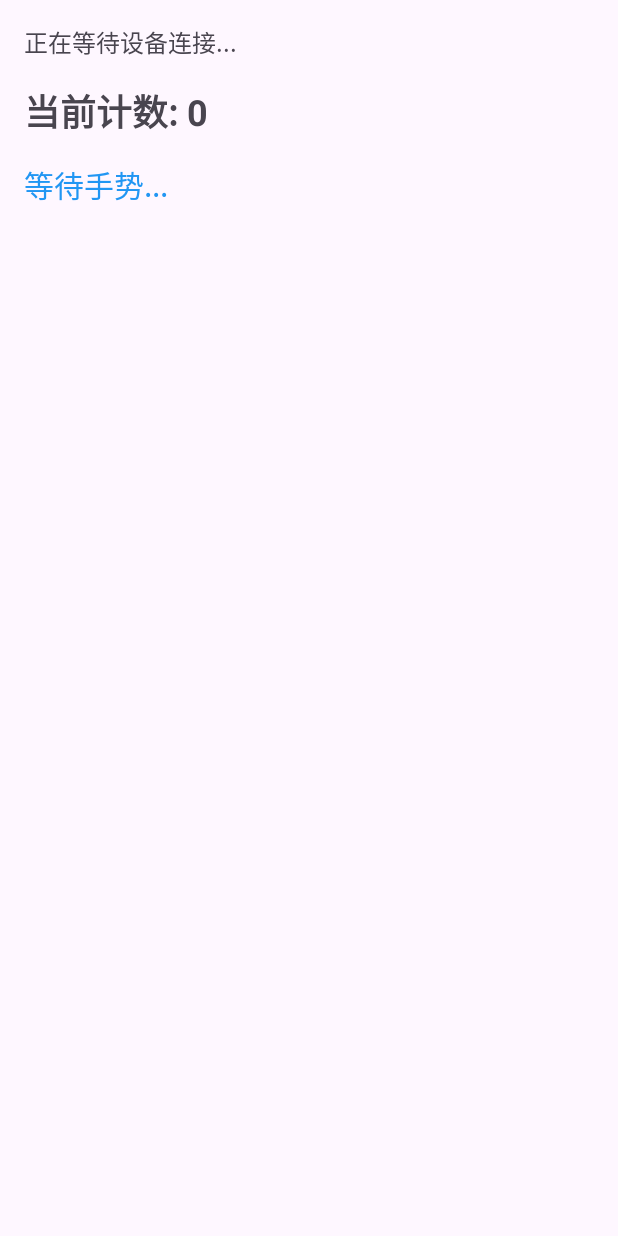
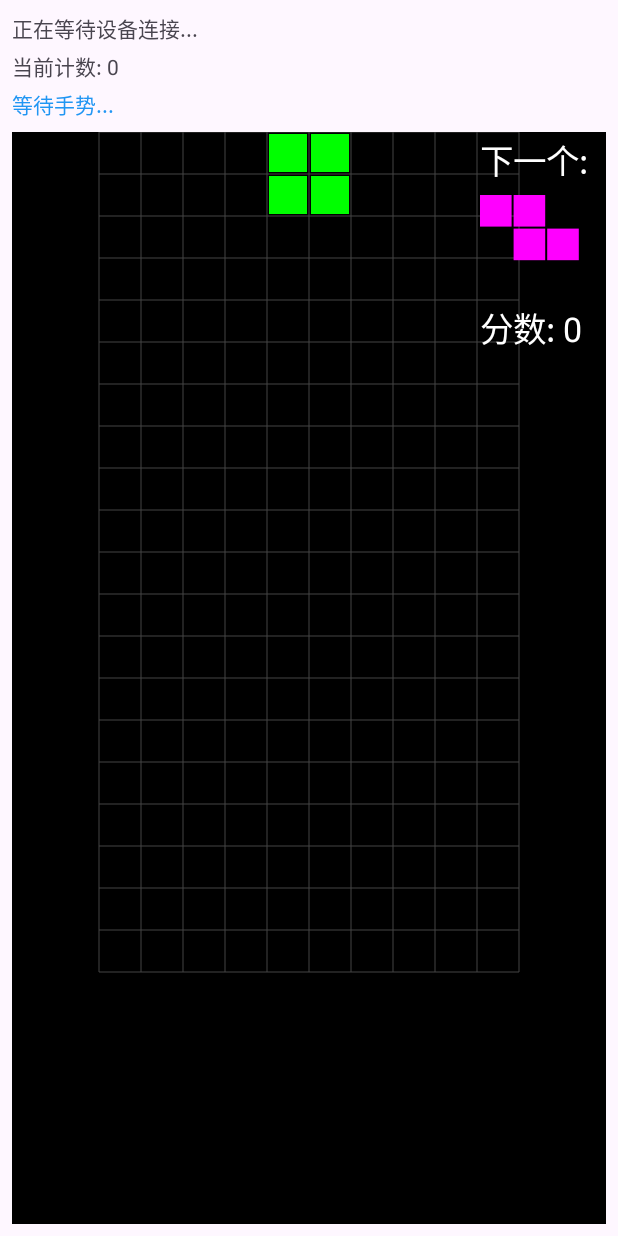
Before and after one commit to wangyendt/MicroHandGestureCollectorIWatch, an Android app: the screen it shows after launch (MainActivity), on a phone screen of 412 x 824 dp. Run offline under Robolectric (Android 15) with nearby library versions, the phone set to English and light mode, and no system bars.

Commit message:
手表控制手机玩俄罗斯方块

```diff
--- /dev/null
+++ b/android/app/src/main/java/com/wayne/android/tetris/TetrisGame.java
@@ -0,0 +1,220 @@
+package com.wayne.android.tetris;
+
+import android.graphics.Color;
+import java.util.Random;
+
+public class TetrisGame {
+    public static final int ROWS = 20;
+    public static final int COLS = 10;
+    private static final int BLOCK_SIZE = 30;
+
+    // 方块形状定义
+    private static final int[][][] SHAPES = {
+        // I
+        {{1,1,1,1}},
+        // L
+        {{1,0}, {1,0}, {1,1}},
+        // J
+        {{0,1}, {0,1}, {1,1}},
+        // O
+        {{1,1}, {1,1}},
+        // S
+        {{0,1,1}, {1,1,0}},
+        // Z
+        {{1,1,0}, {0,1,1}},
+        // T
+        {{1,1,1}, {0,1,0}}
+    };
+
+    // 方块颜色
+    private static final int[] COLORS = {
+        Color.CYAN,    // I
+        Color.BLUE,    // L
+        Color.YELLOW,  // J
+        Color.GREEN,   // O
+        Color.RED,     // S
+        Color.MAGENTA, // Z
+        Color.rgb(255, 165, 0)  // T - Orange
+    };
+
+    private int[][] board;
+    private int[][] currentShape;
+    private int currentColor;
+    private int nextShapeIndex;
+    private int nextColor;
+    private int currentRow;
+    private int currentCol;
+    private int score;
+    private boolean isGameOver;
+    private Random random;
+
+    public TetrisGame() {
+        board = new int[ROWS][COLS];
+        random = new Random();
+        score = 0;
+        isGameOver = false;
+        prepareNextShape();
+        spawnNewShape();
+    }
+
+    private void prepareNextShape() {
+        nextShapeIndex = random.nextInt(SHAPES.length);
+        nextColor = COLORS[nextShapeIndex];
+    }
+
+    public void spawnNewShape() {
+        currentShape = SHAPES[nextShapeIndex];
+        currentColor = nextColor;
+        currentRow = 0;
+        currentCol = COLS/2 - currentShape[0].length/2;
+
+        if (!canMove(currentRow, currentCol)) {
+            isGameOver = true;
+        }
+
+        prepareNextShape();
+    }
+
+    public boolean moveLeft() {
+        if (canMove(currentRow, currentCol - 1)) {
+            currentCol--;
+            return true;
+        }
+        return false;
+    }
+
+    public boolean moveRight() {
+        if (canMove(currentRow, currentCol + 1)) {
+            currentCol++;
+            return true;
+        }
+        return false;
+    }
+
+    public boolean moveDown() {
+        if (canMove(currentRow + 1, currentCol)) {
+            currentRow++;
+            return true;
+        }
+
+        // 如果不能下移，则固定当前方块
+        freezeShape();
+        clearLines();
+        spawnNewShape();
+        return false;
+    }
+
+    public void rotate() {
+        int[][] rotated = new int[currentShape[0].length][currentShape.length];
+        for (int i = 0; i < currentShape.length; i++) {
+            for (int j = 0; j < currentShape[0].length; j++) {
+                rotated[j][currentShape.length-1-i] = currentShape[i][j];
+            }
+        }
+
+        if (canPlaceShape(rotated, currentRow, currentCol)) {
+            currentShape = rotated;
+        }
+    }
+
+    private boolean canMove(int newRow, int newCol) {
+        return canPlaceShape(currentShape, newRow, newCol);
+    }
+
+    private boolean canPlaceShape(int[][] shape, int row, int col) {
+        for (int i = 0; i < shape.length; i++) {
+            for (int j = 0; j < shape[0].length; j++) {
+                if (shape[i][j] == 0) continue;
+
+                int boardRow = row + i;
+                int boardCol = col + j;
+
+                if (boardRow < 0 || boardRow >= ROWS ||
+                    boardCol < 0 || boardCol >= COLS ||
+                    board[boardRow][boardCol] != 0) {
+                    return false;
+                }
+            }
+        }
+        return true;
+    }
+
+    private void freezeShape() {
+        for (int i = 0; i < currentShape.length; i++) {
+            for (int j = 0; j < currentShape[0].length; j++) {
+                if (currentShape[i][j] == 1) {
+                    board[currentRow + i][currentCol + j] = currentColor;
+                }
+            }
+        }
+    }
+
+    private void clearLines() {
+        int linesCleared = 0;
+
+        for (int i = ROWS - 1; i >= 0; i--) {
+            boolean isLineFull = true;
+            for (int j = 0; j < COLS; j++) {
+                if (board[i][j] == 0) {
+                    isLineFull = false;
+                    break;
+                }
+            }
+
+            if (isLineFull) {
+                linesCleared++;
+                // 移动所有行下来
+                for (int k = i; k > 0; k--) {
+                    System.arraycopy(board[k-1], 0, board[k], 0, COLS);
+                }
+                // 清空顶行
+                for (int j = 0; j < COLS; j++) {
+                    board[0][j] = 0;
+                }
+                i++; // 重新检查当前行，因为上面的行已经下移
+            }
+        }
+
+        // 更新分数
+        if (linesCleared > 0) {
+            score += Math.pow(2, linesCleared - 1) * 100; // 1行100分，2行200分，3行400分，4行800分
+        }
+    }
+
+    // Getters
+    public int[][] getBoard() {
+        return board;
+    }
+
+    public int[][] getCurrentShape() {
+        return currentShape;
+    }
+
+    public int getCurrentColor() {
+        return currentColor;
+    }
+
+    public int getCurrentRow() {
+        return currentRow;
+    }
+
+    public int getCurrentCol() {
+        return currentCol;
+    }
+
+    public int getScore() {
+        return score;
+    }
+
+    public boolean isGameOver() {
+        return isGameOver;
+    }
+
+    public int[][] getNextShape() {
+        return SHAPES[nextShapeIndex];
+    }
+
+    public int getNextColor() {
+        return nextColor;
+    }
+}
--- /dev/null
+++ b/android/app/src/main/java/com/wayne/android/tetris/TetrisView.java
@@ -0,0 +1,193 @@
+package com.wayne.android.tetris;
+
+import android.content.Context;
+import android.graphics.Canvas;
+import android.graphics.Color;
+import android.graphics.Paint;
+import android.graphics.RectF;
+import android.view.View;
+import android.util.DisplayMetrics;
+import android.view.WindowManager;
+
+public class TetrisView extends View {
+    private final Paint paint;
+    private TetrisGame game;
+    private int blockSize;
+    private static final int PADDING = 2;
+
+    public TetrisView(Context context) {
+        super(context);
+        paint = new Paint();
+        paint.setStyle(Paint.Style.FILL);
+
+        // 计算合适的方块大小
+        WindowManager wm = (WindowManager) context.getSystemService(Context.WINDOW_SERVICE);
+        DisplayMetrics metrics = new DisplayMetrics();
+        wm.getDefaultDisplay().getMetrics(metrics);
+
+        // 计算方块大小：使用屏幕的最大可用空间
+        int screenWidth = metrics.widthPixels;
+        int screenHeight = metrics.heightPixels;
+
+        // 计算基于宽度的块大小（使用98%的屏幕宽度）
+        int blockSizeFromWidth = (int) ((screenWidth * 0.98) / (TetrisGame.COLS + 4));
+        // 计算基于高度的块大小（使用95%的屏幕高度）
+        int blockSizeFromHeight = (int) ((screenHeight * 0.95) / TetrisGame.ROWS);
+
+        // 使用较大的值以确保游戏区域足够大
+        blockSize = Math.max(blockSizeFromWidth, blockSizeFromHeight);
+
+        // 确保块大小不小于最小值
+        blockSize = Math.max(blockSize, 50);
+
+        // 如果计算出的总宽度超过屏幕，则按比例缩小
+        int totalWidth = (TetrisGame.COLS + 4) * blockSize;
+        if (totalWidth > screenWidth) {
+            blockSize = (int) ((screenWidth * 0.98) / (TetrisGame.COLS + 4));
+        }
+
+        // 如果计算出的总高度超过屏幕，则按比例缩小
+        int totalHeight = TetrisGame.ROWS * blockSize;
+        if (totalHeight > screenHeight * 0.95) {
+            blockSize = (int) ((screenHeight * 0.95) / TetrisGame.ROWS);
+        }
+    }
+
+    public void setGame(TetrisGame game) {
+        this.game = game;
+        invalidate();
+    }
+
+    @Override
+    protected void onDraw(Canvas canvas) {
+        super.onDraw(canvas);
+        if (game == null) return;
+
+        // 计算游戏区域的中心位置
+        int gameWidth = TetrisGame.COLS * blockSize;
+        int totalWidth = getWidth();
+        int startX = (totalWidth - gameWidth) / 2;
+
+        // 绘制背景
+        paint.setColor(Color.BLACK);
+        canvas.drawRect(0, 0, getWidth(), getHeight(), paint);
+
+        // 移动画布到游戏区域的开始位置
+        canvas.save();
+        canvas.translate(startX, 0);
+
+        // 绘制网格
+        paint.setColor(Color.DKGRAY);
+        for (int i = 0; i <= TetrisGame.ROWS; i++) {
+            canvas.drawLine(0, i * blockSize, gameWidth, i * blockSize, paint);
+        }
+        for (int i = 0; i <= TetrisGame.COLS; i++) {
+            canvas.drawLine(i * blockSize, 0, i * blockSize, TetrisGame.ROWS * blockSize, paint);
+        }
+
+        // 绘制已固定的方块
+        int[][] board = game.getBoard();
+        for (int i = 0; i < TetrisGame.ROWS; i++) {
+            for (int j = 0; j < TetrisGame.COLS; j++) {
+                if (board[i][j] != 0) {
+                    drawBlock(canvas, j, i, board[i][j]);
+                }
+            }
+        }
+
+        // 绘制当前方块
+        int[][] currentShape = game.getCurrentShape();
+        int currentRow = game.getCurrentRow();
+        int currentCol = game.getCurrentCol();
+        int currentColor = game.getCurrentColor();
+
+        for (int i = 0; i < currentShape.length; i++) {
+            for (int j = 0; j < currentShape[0].length; j++) {
+                if (currentShape[i][j] == 1) {
+                    drawBlock(canvas, currentCol + j, currentRow + i, currentColor);
+                }
+            }
+        }
+
+        // 恢复画布状态
+        canvas.restore();
+
+        // 在右侧绘制信息
+        paint.setColor(Color.WHITE);
+        paint.setTextSize(blockSize * 0.8f);
+
+        // 绘制下一个方块预览
+        canvas.drawText("下一个:", totalWidth - 3 * blockSize, blockSize, paint);
+
+        int[][] nextShape = game.getNextShape();
+        int nextColor = game.getNextColor();
+        int previewX = totalWidth - 3 * blockSize;
+        int previewY = (int) (blockSize * 1.5);
+
+        for (int i = 0; i < nextShape.length; i++) {
+            for (int j = 0; j < nextShape[0].length; j++) {
+                if (nextShape[i][j] == 1) {
+                    paint.setColor(nextColor);
+                    canvas.drawRect(
+                        previewX + j * blockSize * 0.8f,
+                        previewY + i * blockSize * 0.8f,
+                        previewX + (j + 1) * blockSize * 0.8f - PADDING,
+                        previewY + (i + 1) * blockSize * 0.8f - PADDING,
+                        paint
+                    );
+                }
+            }
+        }
+
+        // 绘制分数
+        paint.setColor(Color.WHITE);
+        canvas.drawText("分数: " + game.getScore(),
+                       totalWidth - 3 * blockSize,
+                       blockSize * 5, paint);
+
+        // 如果游戏结束，显示游戏结束文字
+        if (game.isGameOver()) {
+            paint.setColor(Color.RED);
+            paint.setTextSize(blockSize * 1.5f);
+            canvas.drawText("游戏结束!",
+                          startX + gameWidth / 4,
+                          TetrisGame.ROWS * blockSize / 2,
+                          paint);
+        }
+    }
+
+    private void drawBlock(Canvas canvas, int col, int row, int color) {
+        paint.setColor(color);
+        RectF rect = new RectF(
+            col * blockSize + PADDING,
+            row * blockSize + PADDING,
+            (col + 1) * blockSize - PADDING,
+            (row + 1) * blockSize - PADDING
+        );
+        canvas.drawRect(rect, paint);
+    }
+
+    @Override
+    protected void onMeasure(int widthMeasureSpec, int heightMeasureSpec) {
+        // 计算理想的宽度和高度
+        int width = (TetrisGame.COLS + 4) * blockSize; // 减少侧边预览区域的宽度
+        int height = TetrisGame.ROWS * blockSize;
+
+        // 获取父容器的宽度和高度
+        int parentWidth = View.MeasureSpec.getSize(widthMeasureSpec);
+        int parentHeight = View.MeasureSpec.getSize(heightMeasureSpec);
+
+        // 如果需要，按比例缩小以适应父容器
+        if (width > parentWidth || height > parentHeight) {
+            float scaleW = (float) parentWidth / width;
+            float scaleH = (float) parentHeight / height;
+            float scale = Math.min(scaleW, scaleH);
+
+            width = (int) (width * scale);
+            height = (int) (height * scale);
+            blockSize = (int) (blockSize * scale);
+        }
+
+        setMeasuredDimension(width, height);
+    }
+}
--- a/android/app/src/main/res/layout/activity_main.xml
+++ b/android/app/src/main/res/layout/activity_main.xml
@@ -1,34 +1,41 @@
 <?xml version="1.0" encoding="utf-8"?>
 <LinearLayout xmlns:android="http://schemas.android.com/apk/res/android"
-    android:id="@+id/main"
     android:layout_width="match_parent"
     android:layout_height="match_parent"
     android:orientation="vertical"
-    android:padding="16dp">
+    android:padding="8dp">
 
     <TextView
         android:id="@+id/statusText"
         android:layout_width="match_parent"
         android:layout_height="wrap_content"
-        android:layout_marginBottom="16dp"
+        android:layout_marginBottom="4dp"
         android:text="等待启动..."
-        android:textSize="16sp" />
+        android:textSize="14sp" />
 
     <TextView
         android:id="@+id/counterText"
         android:layout_width="match_parent"
         android:layout_height="wrap_content"
-        android:layout_marginBottom="16dp"
+        android:layout_marginBottom="4dp"
         android:text="当前计数: 0"
-        android:textSize="24sp"
-        android:textStyle="bold" />
+        android:textSize="14sp" />
 
     <TextView
         android:id="@+id/gestureText"
         android:layout_width="match_parent"
         android:layout_height="wrap_content"
+        android:layout_marginBottom="4dp"
         android:text="等待手势..."
-        android:textSize="20sp"
+        android:textSize="14sp"
         android:textColor="#2196F3" />
 
+    <FrameLayout
+        android:id="@+id/gameContainer"
+        android:layout_width="match_parent"
+        android:layout_height="0dp"
+        android:layout_weight="1"
+        android:layout_marginTop="4dp"
+        android:background="#000000" />
+
 </LinearLayout>
```
Also changed, not shown: android/app/src/main/java/com/wayne/android/MainActivity.java (+102 -40 lines).
